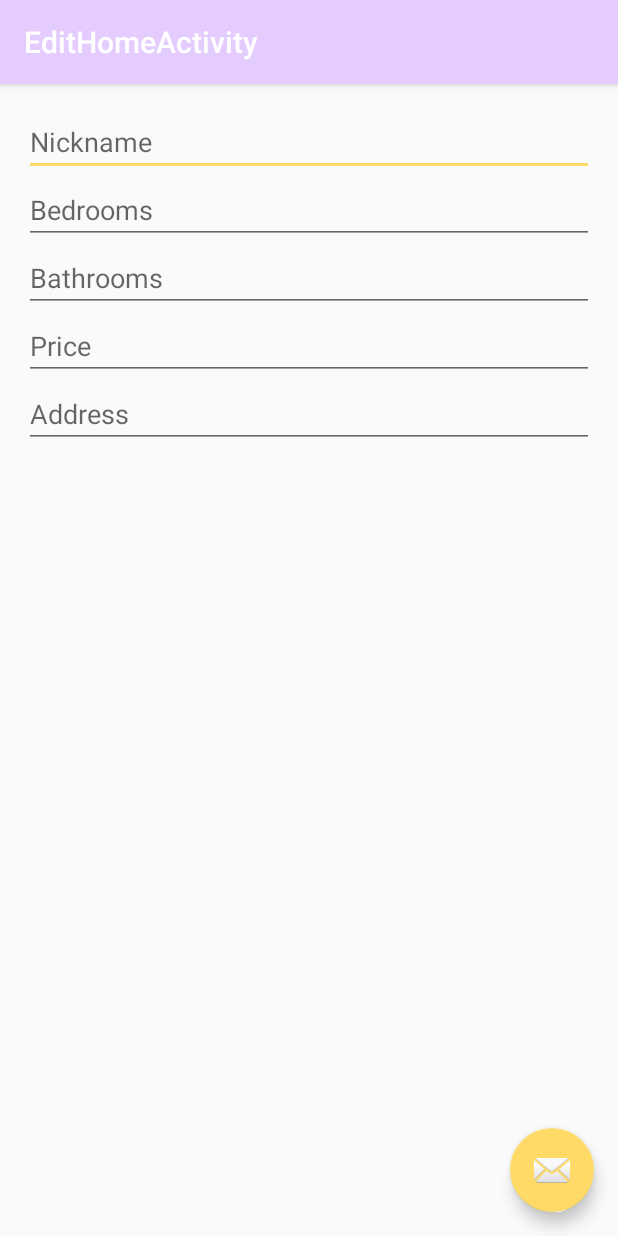
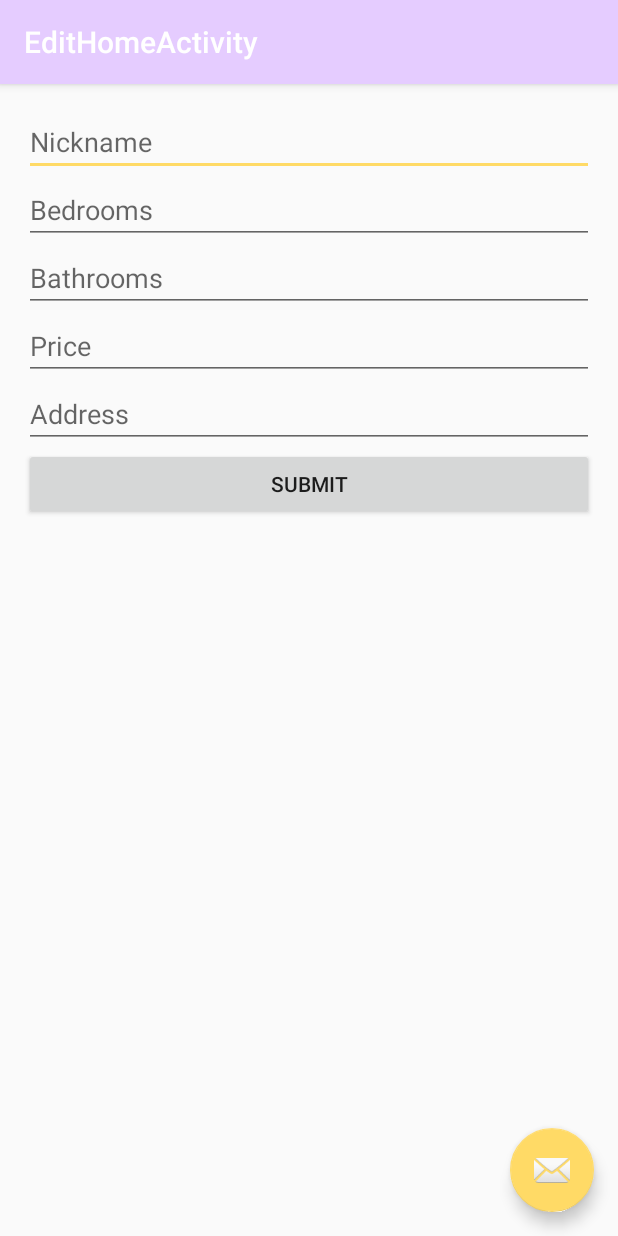
Before and after one commit to dowelc/bow-and-arrow, an Android app: the screen it shows after launch (EditHomeActivity), after a tap on an icon or button, on a phone screen of 412 x 824 dp. Run offline under Robolectric (Android 15) with nearby library versions, the phone set to English and light mode, and no system bars.

Commit message:
edit home

```diff
--- a/BowandArrow/app/src/main/java/com/winfo/bowandarrow/EditHomeActivity.java
+++ b/BowandArrow/app/src/main/java/com/winfo/bowandarrow/EditHomeActivity.java
@@ -45,8 +45,12 @@ public class EditHomeActivity extends AppCompatActivity {
         }
 
         if (home.getPrice() != null) {
-            price.setText(home.getPrice());
+            price.setText("" + home.getPrice());
         }
     }
 
+    public void submit(View view) {
+
+    }
+
 }
--- a/BowandArrow/app/src/main/res/layout/content_edit_home.xml
+++ b/BowandArrow/app/src/main/res/layout/content_edit_home.xml
@@ -65,6 +65,13 @@
             android:layout_width="fill_parent">
         </EditText>
 
+        <Button
+            android:layout_width="fill_parent"
+            android:layout_height="wrap_content"
+            android:text="Submit"
+            android:onClick="submit"
+            />
+
     </LinearLayout>
 
 </RelativeLayout>
```
